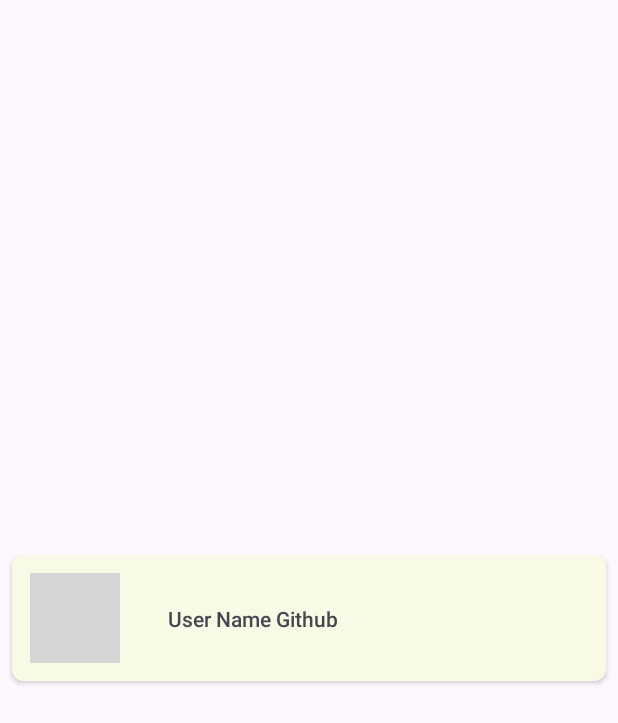
After one commit to Zalayetha/GithubUserApp, an Android app: the layout card_user_github.xml on its own in the app's theme, with its tools: preview values and no code run, on a phone screen of 412 x 824 dp. The commit adds this screen. Shown: the top 723 px of the screen. Run offline under Robolectric (Android 15) with nearby library versions, the phone set to English and light mode, and no system bars; grey boxes are pictures that could not be loaded.

Commit message:
add adapter for recycler view

```diff
--- a/app/build.gradle.kts
+++ b/app/build.gradle.kts
@@ -55,4 +55,5 @@ dependencies {
     implementation("com.squareup.retrofit2:retrofit:2.9.0")
     implementation("com.squareup.retrofit2:converter-gson:2.9.0")
     implementation("com.squareup.okhttp3:logging-interceptor:4.11.0")
+    implementation("com.github.bumptech.glide:glide:4.16.0")
 }
--- a/app/src/main/java/com/zaghy/githubuser/adapter/SectionPagesAdapter.kt
+++ b/app/src/main/java/com/zaghy/githubuser/view/adapter/SectionPagesAdapter.kt
@@ -1,4 +1,4 @@
-package com.zaghy.githubuser.adapter
+package com.zaghy.githubuser.view.adapter
 
 import androidx.appcompat.app.AppCompatActivity
 import androidx.fragment.app.Fragment
--- a/app/src/main/java/com/zaghy/githubuser/view/detailuser/DetailUser.kt
+++ b/app/src/main/java/com/zaghy/githubuser/view/detailuser/DetailUser.kt
@@ -7,7 +7,7 @@ import androidx.viewpager2.widget.ViewPager2
 import com.google.android.material.tabs.TabLayout
 import com.google.android.material.tabs.TabLayoutMediator
 import com.zaghy.githubuser.R
-import com.zaghy.githubuser.adapter.SectionPagesAdapter
+import com.zaghy.githubuser.view.adapter.SectionPagesAdapter
 import com.zaghy.githubuser.databinding.ActivityDetailUserBinding
 
 class DetailUser : AppCompatActivity() {
--- /dev/null
+++ b/app/src/main/res/layout/card_user_github.xml
@@ -0,0 +1,51 @@
+<?xml version="1.0" encoding="utf-8"?>
+<androidx.cardview.widget.CardView xmlns:android="http://schemas.android.com/apk/res/android"
+    xmlns:card_user_github="http://schemas.android.com/apk/res-auto"
+    xmlns:tools="http://schemas.android.com/tools"
+    android:id="@+id/card_user_github"
+    android:layout_width="match_parent"
+    android:layout_height="wrap_content"
+    android:layout_gravity="center"
+    android:layout_marginStart="8dp"
+    android:layout_marginTop="4dp"
+    android:layout_marginEnd="8dp"
+    android:layout_marginBottom="4dp"
+    card_user_github:cardCornerRadius="8dp"
+    card_user_github:cardElevation="2dp">
+
+    <androidx.constraintlayout.widget.ConstraintLayout
+        android:layout_width="match_parent"
+        android:layout_height="wrap_content"
+        android:padding="12dp"
+        android:background="@color/beige">
+
+        <de.hdodenhof.circleimageview.CircleImageView
+            android:id="@+id/user_photo"
+            android:layout_width="60dp"
+            android:layout_height="60dp"
+            android:scaleType="centerCrop"
+            card_user_github:layout_constraintBottom_toBottomOf="parent"
+            card_user_github:layout_constraintStart_toStartOf="parent"
+            card_user_github:layout_constraintTop_toTopOf="parent"
+            tools:src="@tools:sample/avatars">
+        </de.hdodenhof.circleimageview.CircleImageView>
+
+        <TextView
+            android:id="@+id/username"
+            android:layout_width="0dp"
+            android:layout_height="wrap_content"
+            android:layout_marginStart="32dp"
+            android:fontFamily="sans-serif-medium"
+            card_user_github:layout_constraintBottom_toBottomOf="parent"
+            card_user_github:layout_constraintStart_toEndOf="@+id/user_photo"
+            card_user_github:layout_constraintTop_toTopOf="parent"
+            tools:text="@string/username_github">
+
+        </TextView>
+
+
+    </androidx.constraintlayout.widget.ConstraintLayout>
+
+
+
+</androidx.cardview.widget.CardView>
```
Also changed, not shown: app/src/main/java/com/zaghy/githubuser/view/adapter/RecyclerViewAdapter.kt (added, +52 -0 lines).
